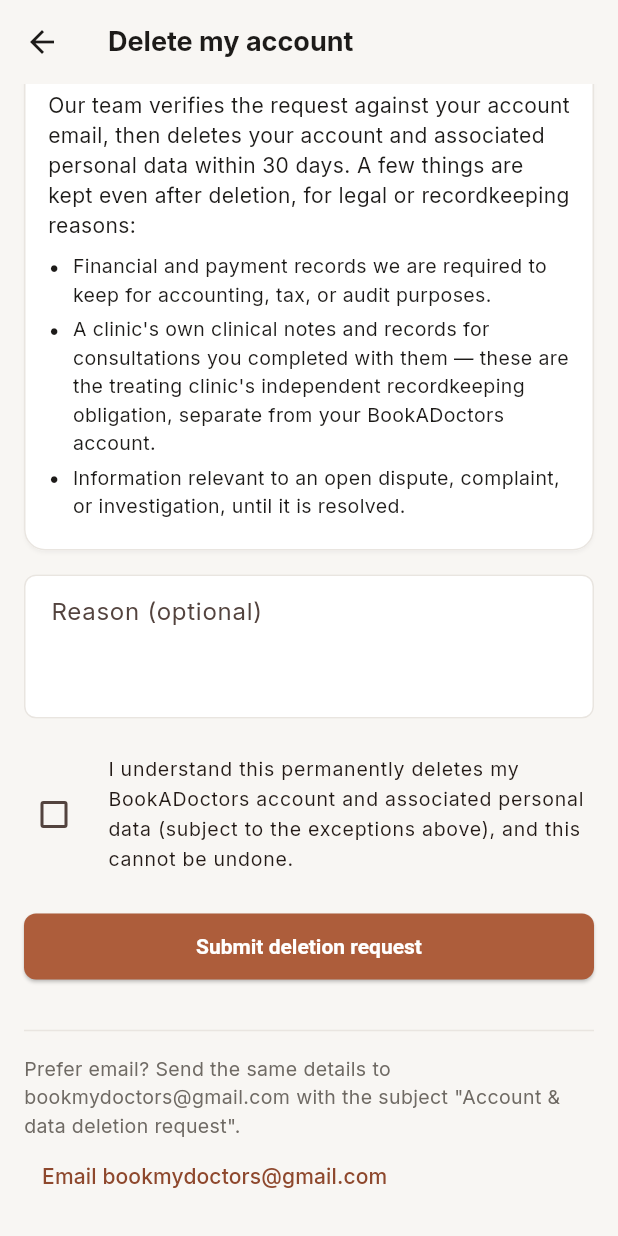
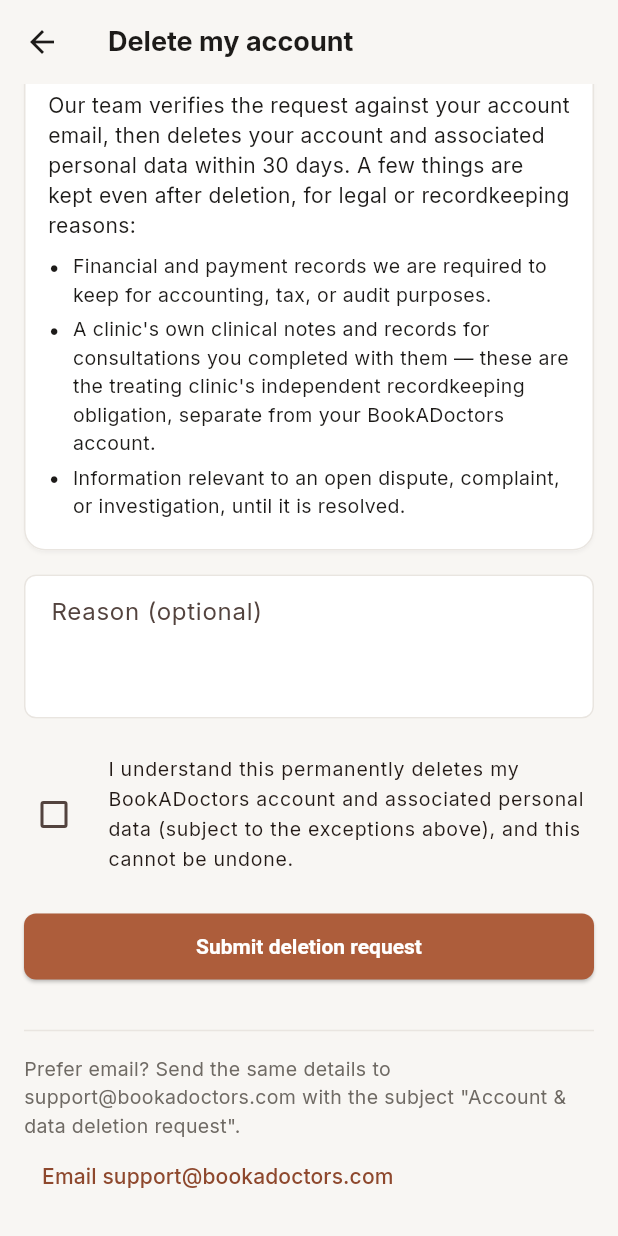
Before and after one commit to Prakash8279/bookMyDoctor, a Flutter app: the DeleteAccountScreen screen opened directly, scrolled down 240 dp, on a phone screen of 412 x 824 dp. Run offline on Flutter 3.47's test engine with Material 3 defaults, Android fonts, the phone set to English and light mode, and no system bars; our stand-ins replace cached_network_image, connectivity_plus, dio, flutter_secure_storage, google_fonts, google_sign_in and 3 more; missing offline and left inert: razorpay_flutter; accounts and stored records are empty; network calls fail; project files that could hold a hidden picture were left out.

Commit message:
fix(contact): use BookADoctors business email aliases

```diff
--- a/mobile/lib/screens/admin/admin_platform_settings_screen.dart
+++ b/mobile/lib/screens/admin/admin_platform_settings_screen.dart
@@ -425,7 +425,9 @@
 
 class _SettingsFormState extends State<_SettingsForm> {
   late final _nameCtrl = TextEditingController(text: widget.initial.platformName);
-  late final _emailCtrl = TextEditingController(text: widget.initial.supportEmail ?? '');
+  late final _emailCtrl = TextEditingController(
+    text: widget.initial.supportEmail ?? 'support@bookadoctors.com',
+  );
   late final _phoneCtrl = TextEditingController(text: widget.initial.supportPhone ?? '');
   late bool _maintenance = widget.initial.maintenanceMode;
   bool _submitting = false;
--- a/mobile/lib/screens/guest/guest_home_screen.dart
+++ b/mobile/lib/screens/guest/guest_home_screen.dart
@@ -1887,7 +1887,7 @@
             children: [
               Icon(Icons.mail_outline, size: 16, color: Color(0xFFB5B5B5)),
               SizedBox(width: 8),
-              Text('bookmydoctors@gmail.com', style: TextStyle(color: Color(0xFFB5B5B5), fontSize: 13)),
+              Text('contact@bookadoctors.com', style: TextStyle(color: Color(0xFFB5B5B5), fontSize: 13)),
             ],
           ),
           const Divider(color: Color(0xFF222222), height: 40),
--- a/mobile/lib/screens/shared/contact_support_screen.dart
+++ b/mobile/lib/screens/shared/contact_support_screen.dart
@@ -138,7 +138,7 @@
                 children: [
                   Text('Send your query and our team will route it to the right specialist.', style: TextStyle(color: AppColors.textSecondary)),
                   SizedBox(height: AppSpacing.sm),
-                  _ContactRow(label: 'Email', value: 'bookmydoctors@gmail.com'),
+                  _ContactRow(label: 'Email', value: 'contact@bookadoctors.com'),
                   _ContactRow(label: 'Support hours', value: 'Monday–Saturday, 9 AM–8 PM'),
                   _ContactRow(label: 'Service region', value: 'India'),
                   _ContactRow(
--- a/mobile/lib/screens/shared/delete_account_screen.dart
+++ b/mobile/lib/screens/shared/delete_account_screen.dart
@@ -175,7 +175,7 @@
               crossAxisAlignment: CrossAxisAlignment.start,
               children: [
                 const Text(
-                  'Prefer email? Send the same details to bookmydoctors@gmail.com with the subject '
+                  'Prefer email? Send the same details to support@bookadoctors.com with the subject '
                   '"Account & data deletion request".',
                   style: TextStyle(color: AppColors.textSecondary, fontSize: 13),
                 ),
@@ -184,10 +184,10 @@
                   child: TextButton(
                     onPressed: () => launchUrl(Uri(
                       scheme: 'mailto',
-                      path: 'bookmydoctors@gmail.com',
+                      path: 'support@bookadoctors.com',
                       query: 'subject=${Uri.encodeComponent('Account & data deletion request')}',
                     )),
-                    child: const Text('Email bookmydoctors@gmail.com'),
+                    child: const Text('Email support@bookadoctors.com'),
                   ),
                 ),
               ],
--- a/mobile/lib/screens/shared/legal_policies_screen.dart
+++ b/mobile/lib/screens/shared/legal_policies_screen.dart
@@ -151,7 +151,7 @@
   ],
   [
     '12. Contact & grievance officer',
-    'Questions about this policy, or requests about your information, can be sent through our Contact page, or to bookmydoctors@gmail.com. As required under Indian IT Rules for a grievance-redressal contact point: Grievance Officer contact — bookmydoctors@gmail.com. We aim to acknowledge grievances promptly and resolve them within the timeframe required by applicable law.',
+    'Questions about this policy, or requests about your information, can be sent through our Contact page, or to support@bookadoctors.com. As required under Indian IT Rules for a grievance-redressal contact point: Grievance Officer contact — support@bookadoctors.com. We aim to acknowledge grievances promptly and resolve them within the timeframe required by applicable law.',
   ],
 ];
 
@@ -196,7 +196,7 @@
   ],
   [
     '10. Contact',
-    'Questions about these terms can be sent through the Contact page, or to bookmydoctors@gmail.com.',
+    'Questions about these terms can be sent through the Contact page, or to support@bookadoctors.com.',
   ],
 ];
 
--- a/mobile/lib/screens/shared/privacy_screen.dart
+++ b/mobile/lib/screens/shared/privacy_screen.dart
@@ -105,9 +105,9 @@
     [
       '12. Contact & grievance officer',
       'Questions about this policy, or requests about your information, can be sent through the Contact screen, '
-          'or to bookmydoctors@gmail.com. As required under Indian IT Rules for a grievance-redressal contact '
-          'point: Grievance Officer — [FILL: name], [FILL: designation], [FILL: email/phone], [FILL: registered '
-          'address]. We aim to acknowledge grievances promptly and resolve them within the timeframe required by '
+          'or to support@bookadoctors.com. As required under Indian IT Rules for a grievance-redressal contact '
+          'point: Grievance Officer contact — support@bookadoctors.com. We aim to acknowledge grievances promptly '
+          'and resolve them within the timeframe required by '
           'applicable law.',
     ],
   ];
--- a/mobile/lib/screens/shared/terms_screen.dart
+++ b/mobile/lib/screens/shared/terms_screen.dart
@@ -59,7 +59,7 @@
     ],
     [
       '8. Contact',
-      'Questions about these terms can be sent through the Contact page, or to bookmydoctors@gmail.com.',
+      'Questions about these terms can be sent through the Contact page, or to support@bookadoctors.com.',
     ],
   ];
 
```
Also changed, not shown: 13 other files.
